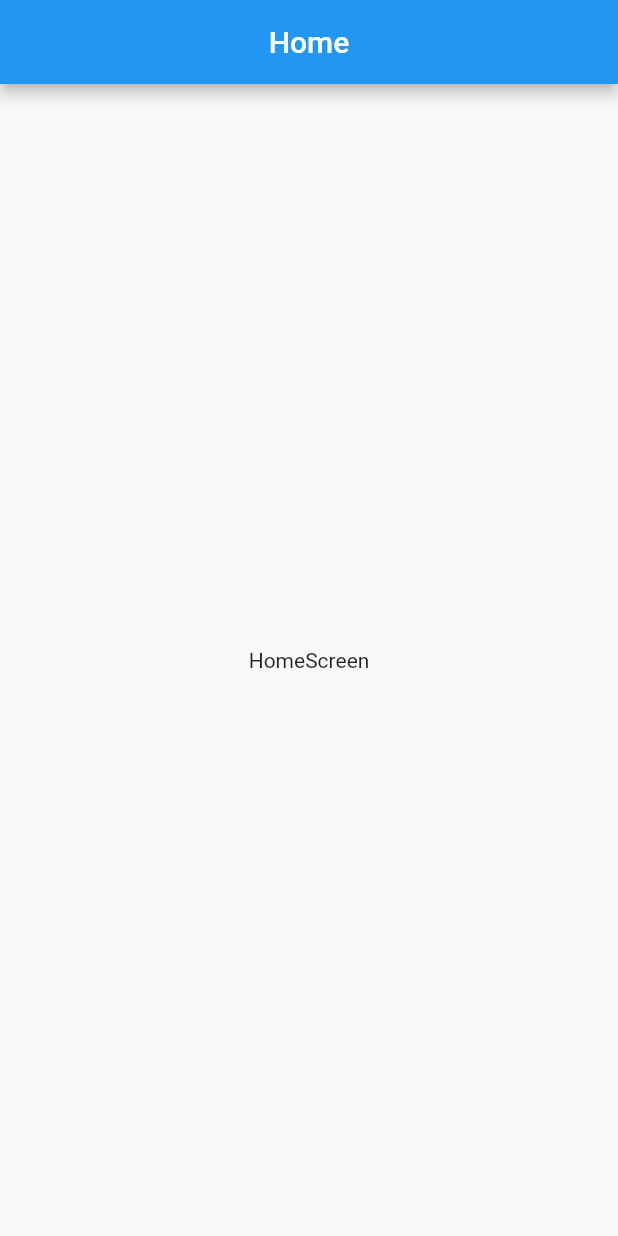
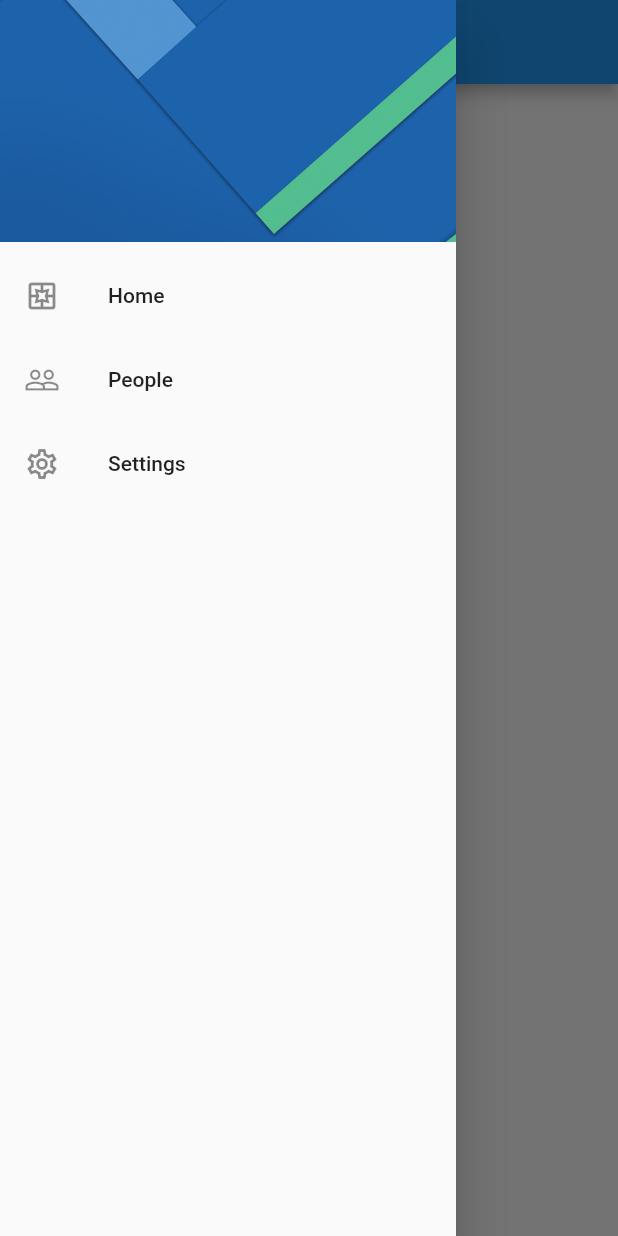
Before and after one commit to nachom96/preferences_app, a Flutter app: the screen it shows after launch, with the side drawer open (before the commit the screen has no drawer), on a phone screen of 412 x 824 dp. Run offline on Flutter 3.47's test engine with Material 2 defaults, Android fonts, the phone set to English and light mode, and no system bars.

Commit message:
Añadido menú lateral

```diff
--- a/lib/screens/home_screen.dart
+++ b/lib/screens/home_screen.dart
@@ -1,4 +1,5 @@
 import 'package:flutter/material.dart';
+import 'package:preferences_app/widgets/widgets.dart';
 
 class HomeScreen extends StatelessWidget {
 
@@ -13,6 +14,7 @@ class HomeScreen extends StatelessWidget {
         title: const Text('Home'),
         centerTitle: true,
       ),
+      drawer: SideMenu(),
       body: const Center(
          child: Text('HomeScreen'),
       ),
--- a/lib/screens/settings_screen.dart
+++ b/lib/screens/settings_screen.dart
@@ -1,4 +1,5 @@
 import 'package:flutter/material.dart';
+import 'package:preferences_app/widgets/widgets.dart';
 
 class SettingsScreen extends StatelessWidget {
 
@@ -13,6 +14,7 @@ class SettingsScreen extends StatelessWidget {
         title: const Text('Settings'),
         centerTitle: true,
       ),
+      drawer: const SideMenu(),
       body: const Center(
          child: Text('SettingsScreen'),
       ),
--- /dev/null
+++ b/lib/widgets/side_menu.dart
@@ -0,0 +1,57 @@
+import 'package:flutter/material.dart';
+import 'package:preferences_app/screens/screens.dart';
+
+class SideMenu extends StatelessWidget {
+  const SideMenu({Key? key}) : super(key: key);
+
+  @override
+  Widget build(BuildContext context) {
+    return Drawer(
+      child: ListView(
+        padding: EdgeInsets.zero,
+        children: [
+          const _DrawerHeader(),
+          ListTile(
+            leading: const Icon(Icons.pages_outlined),
+            title: const Text('Home'),
+            onTap: (){
+              Navigator.pushReplacementNamed(context, HomeScreen.routerName);
+            },
+          ),
+          ListTile(
+            leading: const Icon(Icons.people_outline),
+            title: const Text('People'),
+            onTap: (){},
+          ),
+          ListTile(
+            leading: const Icon(Icons.settings_outlined),
+            title: const Text('Settings'),
+            onTap: (){
+              // Para que se cierre el Drawer al volver, habría que usar Navigator.pop()
+              Navigator.pushReplacementNamed(context, SettingsScreen.routerName);
+            },
+          ),
+        ],
+      ),
+    );
+  }
+}
+
+class _DrawerHeader extends StatelessWidget {
+  const _DrawerHeader({
+    Key? key,
+  }) : super(key: key);
+
+  @override
+  Widget build(BuildContext context) {
+    return DrawerHeader(
+      decoration: const BoxDecoration(
+        image: DecorationImage(
+          image: AssetImage('assets/menu-img.jpg'),
+          fit: BoxFit.cover
+          ),
+      ),
+      child: Container(),
+    );
+  }
+}
--- /dev/null
+++ b/lib/widgets/widgets.dart
@@ -0,0 +1 @@
+export 'package:preferences_app/widgets/side_menu.dart';
--- a/pubspec.yaml
+++ b/pubspec.yaml
@@ -58,8 +58,8 @@ flutter:
   uses-material-design: true
 
   # To add assets to your application, add an assets section, like this:
-  # assets:
-  #   - images/a_dot_burr.jpeg
+  assets:
+    - assets/
   #   - images/a_dot_ham.jpeg
 
   # An image asset can refer to one or more resolution-specific "variants", see
```
Also changed, not shown: assets/menu-img.jpg (added).
